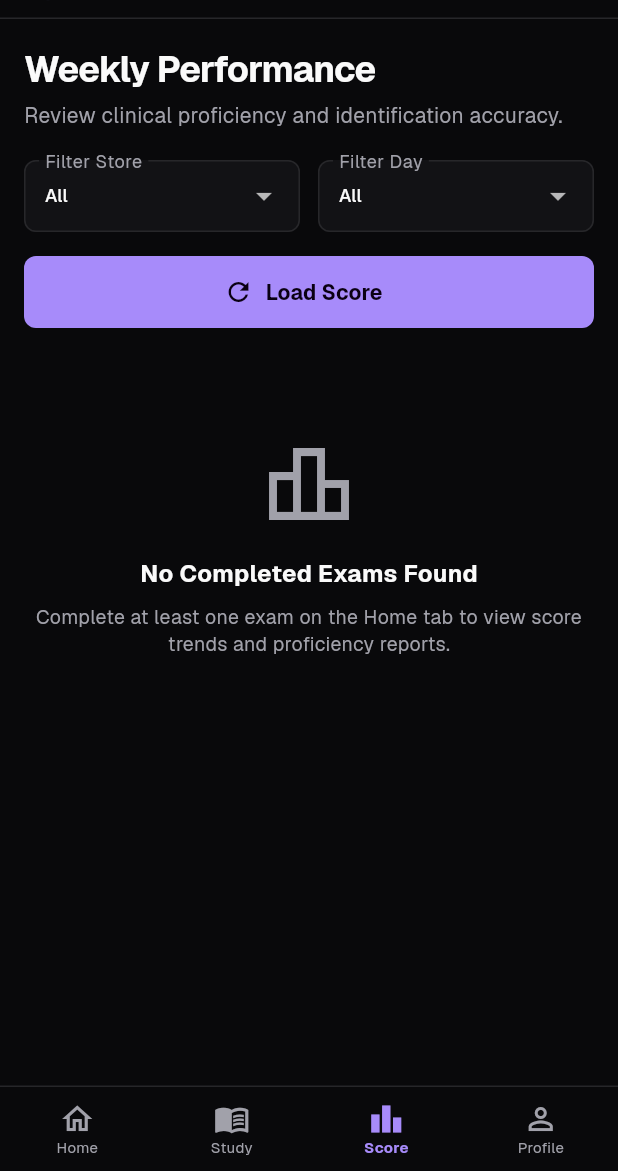
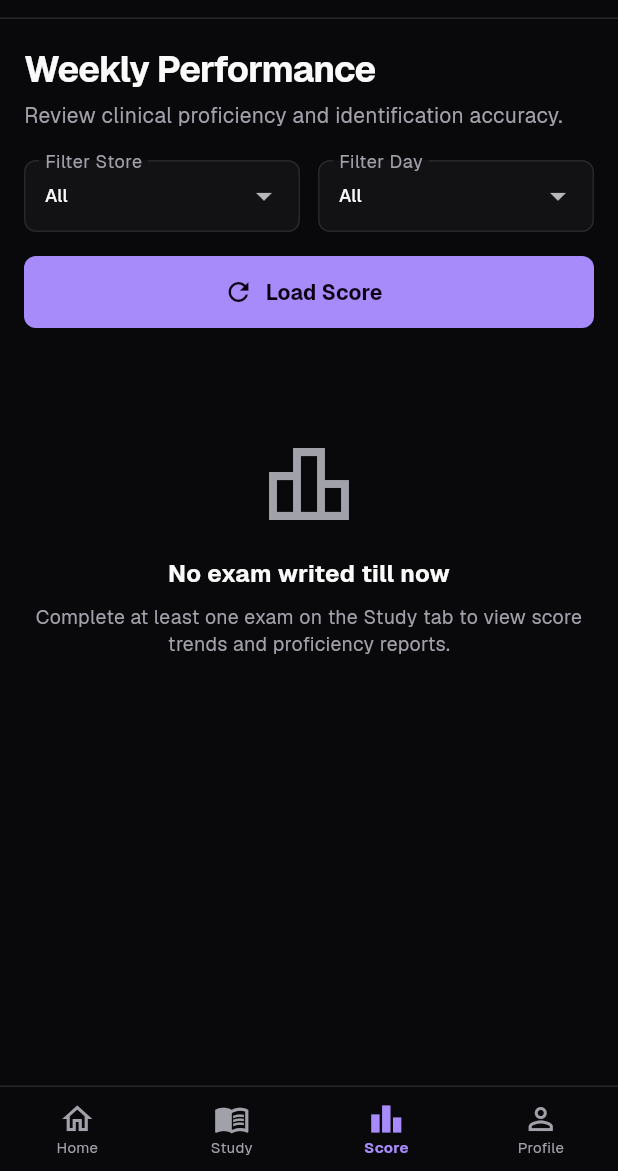
Before and after one commit to devanarayananm07/Pharmacy-VivaPharmaTest-Self-Evaluation-System, a Flutter app: the ScoreDashboardScreen screen opened by its route, on a phone screen of 412 x 824 dp, the part 65-1236 px from its top. Run offline on Flutter 3.47's test engine with Material 3 defaults, Android fonts, the phone set to English and light mode, and no system bars; our stand-ins replace flutter_riverpod, go_router, google_fonts, shared_preferences; accounts and stored records are empty; network calls fail.

Commit message:
feat: show 'No exam writed till now' and filter out predefined mock scores for self view

```diff
--- a/frontend/lib/providers/score_provider.dart
+++ b/frontend/lib/providers/score_provider.dart
@@ -106,7 +106,13 @@ final scoreHistoryProvider = FutureProvider.autoDispose.family<ScoreStats, Score
   // Filter based on viewMode
   Iterable<dynamic> filtered = rawAttempts;
   if (filters.viewMode == 'self') {
-    filtered = filtered.where((a) => a['employee_id'] == employeeId);
+    filtered = filtered.where((a) {
+      if (a['employee_id'] != employeeId) return false;
+      // Exclude predefined mock attempts (att1, att2, etc.) for the self view
+      final idStr = a['id']?.toString() ?? '';
+      final isPredefinedMock = RegExp(r'^att\d+$').hasMatch(idStr);
+      return !isPredefinedMock;
+    });
   } else if (filters.viewMode == 'mentors') {
     filtered = filtered.where((a) {
       final aId = a['employee_id']?.toString().toLowerCase() ?? '';
--- a/frontend/lib/screens/score_dashboard_screen.dart
+++ b/frontend/lib/screens/score_dashboard_screen.dart
@@ -320,7 +320,7 @@ class _ScoreDashboardScreenState extends ConsumerState<ScoreDashboardScreen> {
                               const SizedBox(height: 16),
                               Text(
                                 isSelf
-                                    ? 'No Completed Exams Found'
+                                    ? 'No exam writed till now'
                                     : filters.viewMode == 'mentors'
                                         ? 'No Mentor Exams Found'
                                         : 'No Employee Exams Found',
@@ -329,7 +329,7 @@ class _ScoreDashboardScreenState extends ConsumerState<ScoreDashboardScreen> {
                               const SizedBox(height: 8),
                               Text(
                                 isSelf
-                                    ? 'Complete at least one exam on the Home tab to view score trends and proficiency reports.'
+                                    ? 'Complete at least one exam on the Study tab to view score trends and proficiency reports.'
                                     : filters.viewMode == 'mentors'
                                         ? 'No exam attempts matching the selected filters were completed by mentors.'
                                         : 'No exam attempts matching the selected filters were completed by other employees.',
```
